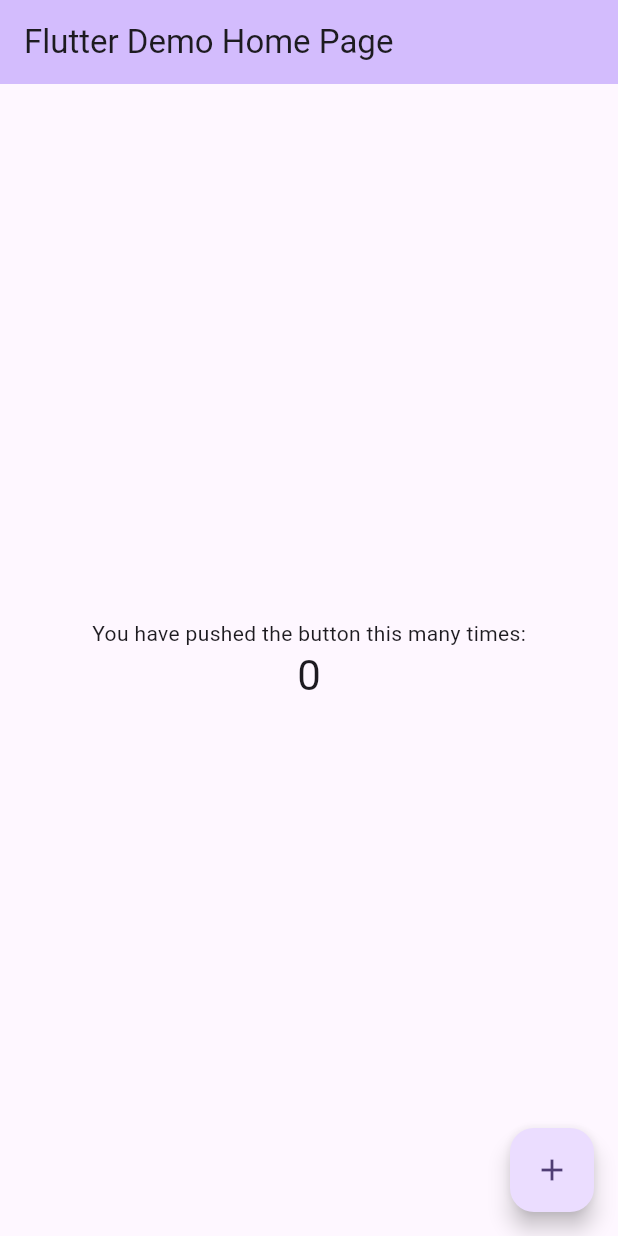
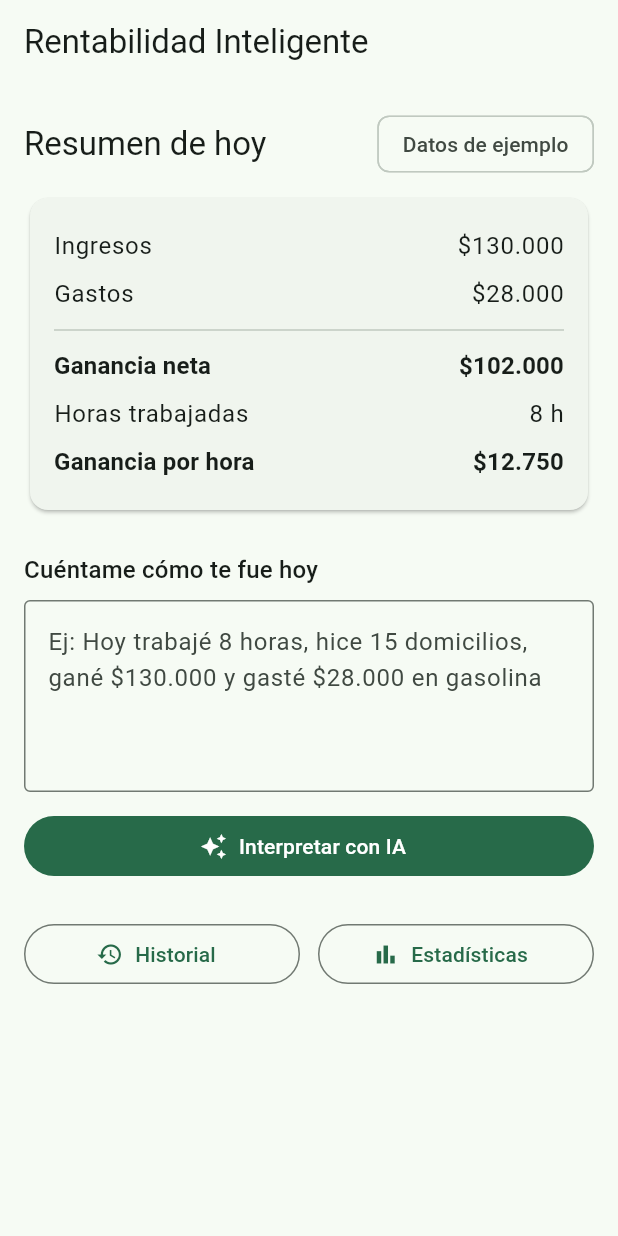
Before and after one commit to Maritza007/rinde, a Flutter app: the screen it shows after launch, on a phone screen of 412 x 824 dp. Run offline on Flutter 3.47's test engine with Material 3 defaults, Android fonts, the light colour scheme and no system bars.

Commit message:
Primera pantalla: resumen de rentabilidad y registro

```diff
--- a/lib/main.dart
+++ b/lib/main.dart
@@ -1,121 +1,199 @@
 import 'package:flutter/material.dart';
 
 void main() {
-  runApp(const MyApp());
+  runApp(const RentabilidadApp());
 }
 
-class MyApp extends StatelessWidget {
-  const MyApp({super.key});
+class RentabilidadApp extends StatelessWidget {
+  const RentabilidadApp({super.key});
 
-  // This widget is the root of your application.
   @override
   Widget build(BuildContext context) {
     return MaterialApp(
-      title: 'Flutter Demo',
+      title: 'Rentabilidad Inteligente',
+      debugShowCheckedModeBanner: false,
       theme: ThemeData(
-        // This is the theme of your application.
-        //
-        // TRY THIS: Try running your application with "flutter run". You'll see
-        // the application has a purple toolbar. Then, without quitting the app,
-        // try changing the seedColor in the colorScheme below to Colors.green
-        // and then invoke "hot reload" (save your changes or press the "hot
-        // reload" button in a Flutter-supported IDE, or press "r" if you used
-        // the command line to start the app).
-        //
-        // Notice that the counter didn't reset back to zero; the application
-        // state is not lost during the reload. To reset the state, use hot
-        // restart instead.
-        //
-        // This works for code too, not just values: Most code changes can be
-        // tested with just a hot reload.
-        colorScheme: .fromSeed(seedColor: Colors.deepPurple),
+        colorScheme: ColorScheme.fromSeed(seedColor: const Color(0xFF1B8A5A)),
+        useMaterial3: true,
       ),
-      home: const MyHomePage(title: 'Flutter Demo Home Page'),
+      home: const HomePage(),
     );
   }
 }
 
-class MyHomePage extends StatefulWidget {
-  const MyHomePage({super.key, required this.title});
+/// Convierte un número en pesos con puntos de miles. Ej: 130000 -> $130.000
+String formatoPesos(num valor) {
+  final texto = valor.round().abs().toString();
+  final buffer = StringBuffer();
+  for (var i = 0; i < texto.length; i++) {
+    final restantes = texto.length - i;
+    buffer.write(texto[i]);
+    if (restantes > 1 && restantes % 3 == 1) buffer.write('.');
+  }
+  final signo = valor < 0 ? '-' : '';
+  return '$signo\$${buffer.toString()}';
+}
 
-  // This widget is the home page of your application. It is stateful, meaning
-  // that it has a State object (defined below) that contains fields that affect
-  // how it looks.
-
-  // This class is the configuration for the state. It holds the values (in this
-  // case the title) provided by the parent (in this case the App widget) and
-  // used by the build method of the State. Fields in a Widget subclass are
-  // always marked "final".
-
-  final String title;
+class HomePage extends StatefulWidget {
+  const HomePage({super.key});
 
   @override
-  State<MyHomePage> createState() => _MyHomePageState();
+  State<HomePage> createState() => _HomePageState();
 }
 
-class _MyHomePageState extends State<MyHomePage> {
-  int _counter = 0;
+class _HomePageState extends State<HomePage> {
+  final _controlador = TextEditingController();
 
-  void _incrementCounter() {
-    setState(() {
-      // This call to setState tells the Flutter framework that something has
-      // changed in this State, which causes it to rerun the build method below
-      // so that the display can reflect the updated values. If we changed
-      // _counter without calling setState(), then the build method would not be
-      // called again, and so nothing would appear to happen.
-      _counter++;
-    });
+  // DATOS DE EJEMPLO (solo para esta primera versión demostrativa).
+  static const double _ingresos = 130000;
+  static const double _gastos = 28000;
+  static const double _horas = 8;
+
+  @override
+  void dispose() {
+    _controlador.dispose();
+    super.dispose();
+  }
+
+  void _mostrarAviso(String mensaje) {
+    ScaffoldMessenger.of(context)
+        .showSnackBar(SnackBar(content: Text(mensaje)));
+  }
+
+  void _interpretar() {
+    if (_controlador.text.trim().isEmpty) {
+      _mostrarAviso('Escribe primero cómo te fue hoy.');
+      return;
+    }
+    _mostrarAviso(
+      'Texto recibido. La interpretación con IA se conectará en una próxima etapa.',
+    );
   }
 
   @override
   Widget build(BuildContext context) {
-    // This method is rerun every time setState is called, for instance as done
-    // by the _incrementCounter method above.
-    //
-    // The Flutter framework has been optimized to make rerunning build methods
-    // fast, so that you can just rebuild anything that needs updating rather
-    // than having to individually change instances of widgets.
+    final gananciaNeta = _ingresos - _gastos;
+    final gananciaPorHora = gananciaNeta / _horas;
+    final estilos = Theme.of(context).textTheme;
+
     return Scaffold(
-      appBar: AppBar(
-        // TRY THIS: Try changing the color here to a specific color (to
-        // Colors.amber, perhaps?) and trigger a hot reload to see the AppBar
-        // change color while the other colors stay the same.
-        backgroundColor: Theme.of(context).colorScheme.inversePrimary,
-        // Here we take the value from the MyHomePage object that was created by
-        // the App.build method, and use it to set our appbar title.
-        title: Text(widget.title),
-      ),
-      body: Center(
-        // Center is a layout widget. It takes a single child and positions it
-        // in the middle of the parent.
-        child: Column(
-          // Column is also a layout widget. It takes a list of children and
-          // arranges them vertically. By default, it sizes itself to fit its
-          // children horizontally, and tries to be as tall as its parent.
-          //
-          // Column has various properties to control how it sizes itself and
-          // how it positions its children. Here we use mainAxisAlignment to
-          // center the children vertically; the main axis here is the vertical
-          // axis because Columns are vertical (the cross axis would be
-          // horizontal).
-          //
-          // TRY THIS: Invoke "debug painting" (choose the "Toggle Debug Paint"
-          // action in the IDE, or press "p" in the console), to see the
-          // wireframe for each widget.
-          mainAxisAlignment: .center,
+      appBar: AppBar(title: const Text('Rentabilidad Inteligente')),
+      body: SafeArea(
+        child: ListView(
+          padding: const EdgeInsets.all(16),
           children: [
-            const Text('You have pushed the button this many times:'),
-            Text(
-              '$_counter',
-              style: Theme.of(context).textTheme.headlineMedium,
+            Row(
+              children: [
+                Expanded(
+                  child: Text('Resumen de hoy', style: estilos.titleLarge),
+                ),
+                const Chip(label: Text('Datos de ejemplo')),
+              ],
+            ),
+            const SizedBox(height: 8),
+            Card(
+              child: Padding(
+                padding: const EdgeInsets.all(16),
+                child: Column(
+                  children: [
+                    _FilaResumen(
+                      etiqueta: 'Ingresos',
+                      valor: formatoPesos(_ingresos),
+                    ),
+                    _FilaResumen(
+                      etiqueta: 'Gastos',
+                      valor: formatoPesos(_gastos),
+                    ),
+                    const Divider(),
+                    _FilaResumen(
+                      etiqueta: 'Ganancia neta',
+                      valor: formatoPesos(gananciaNeta),
+                      destacado: true,
+                    ),
+                    _FilaResumen(
+                      etiqueta: 'Horas trabajadas',
+                      valor: '${_horas.toStringAsFixed(0)} h',
+                    ),
+                    _FilaResumen(
+                      etiqueta: 'Ganancia por hora',
+                      valor: formatoPesos(gananciaPorHora),
+                      destacado: true,
+                    ),
+                  ],
+                ),
+              ),
+            ),
+            const SizedBox(height: 24),
+            Text('Cuéntame cómo te fue hoy', style: estilos.titleMedium),
+            const SizedBox(height: 8),
+            TextField(
+              controller: _controlador,
+              maxLines: 4,
+              decoration: const InputDecoration(
+                border: OutlineInputBorder(),
+                hintText: 'Ej: Hoy trabajé 8 horas, hice 15 domicilios, gané \$130.000 y gasté \$28.000 en gasolina',
+              ),
+            ),
+            const SizedBox(height: 12),
+            FilledButton.icon(
+              onPressed: _interpretar,
+              icon: const Icon(Icons.auto_awesome),
+              label: const Text('Interpretar con IA'),
+            ),
+            const SizedBox(height: 24),
+            Row(
+              children: [
+                Expanded(
+                  child: OutlinedButton.icon(
+                    onPressed: () => _mostrarAviso('Historial: próximamente.'),
+                    icon: const Icon(Icons.history),
+                    label: const Text('Historial'),
+                  ),
+                ),
+                const SizedBox(width: 12),
+                Expanded(
+                  child: OutlinedButton.icon(
+                    onPressed: () =>
+                        _mostrarAviso('Estadísticas: próximamente.'),
+                    icon: const Icon(Icons.bar_chart),
+                    label: const Text('Estadísticas'),
+                  ),
+                ),
+              ],
             ),
           ],
         ),
       ),
-      floatingActionButton: FloatingActionButton(
-        onPressed: _incrementCounter,
-        tooltip: 'Increment',
-        child: const Icon(Icons.add),
+    );
+  }
+}
+
+class _FilaResumen extends StatelessWidget {
+  const _FilaResumen({
+    required this.etiqueta,
+    required this.valor,
+    this.destacado = false,
+  });
+
+  final String etiqueta;
+  final String valor;
+  final bool destacado;
+
+  @override
+  Widget build(BuildContext context) {
+    final estilo = destacado
+        ? Theme.of(context).textTheme.titleMedium
+              ?.copyWith(fontWeight: FontWeight.bold)
+        : Theme.of(context).textTheme.bodyLarge;
+
+    return Padding(
+      padding: const EdgeInsets.symmetric(vertical: 4),
+      child: Row(
+        mainAxisAlignment: MainAxisAlignment.spaceBetween,
+        children: [
+          Text(etiqueta, style: estilo),
+          Text(valor, style: estilo),
+        ],
       ),
     );
   }
```
Also changed, not shown: 1 other file.
